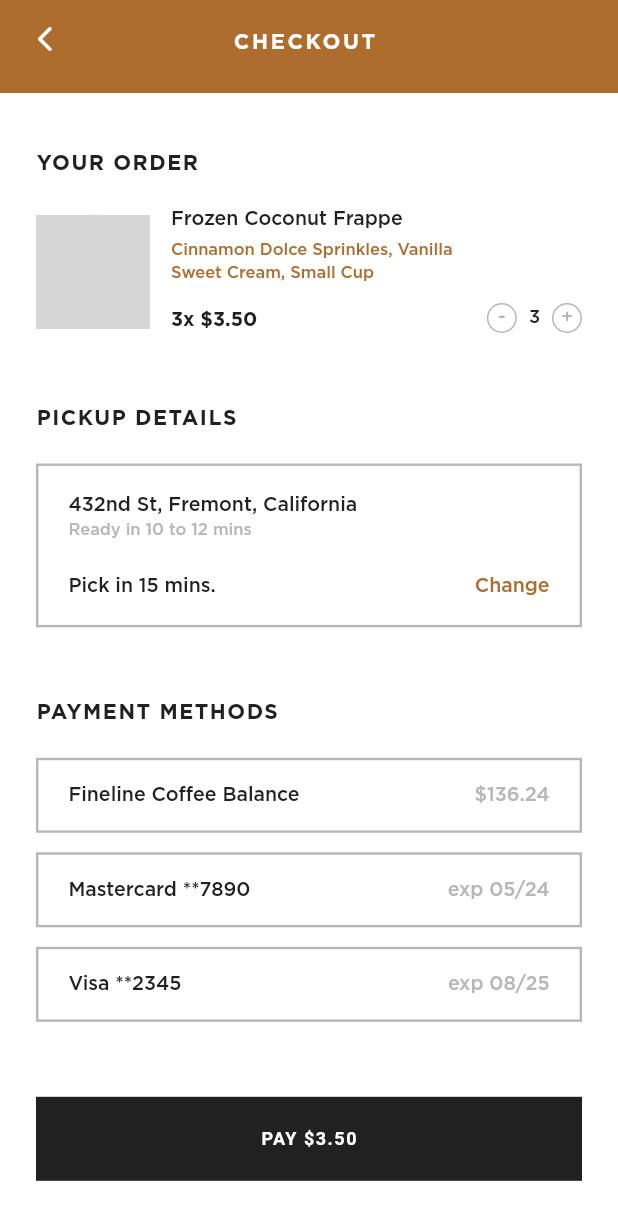
After one commit to devwraithe/fineline_coffee, a Flutter app: the Checkout screen opened by its route, on a phone screen of 412 x 824 dp. The commit adds this screen. Shown: the top 1220 px of the screen. Run offline on Flutter 3.47's test engine with Material 2 defaults, Android fonts, the phone set to English and light mode, and no system bars; drawn by our look-alikes of cached_network_image; our stand-ins replace go_router; network calls fail; grey boxes are pictures that could not be loaded.

Commit message:
Implemented Checkout UI

```diff
--- /dev/null
+++ b/lib/pages/checkout.dart
@@ -0,0 +1,195 @@
+import 'package:fineline_coffee/widgets/order_item.dart';
+import 'package:fineline_coffee/widgets/payment_item.dart';
+import 'package:flutter/material.dart';
+import 'package:go_router/go_router.dart';
+
+import '../theme/app_theme.dart';
+
+class Checkout extends StatefulWidget {
+  const Checkout({super.key});
+  @override
+  State<Checkout> createState() => _CheckoutState();
+}
+
+class _CheckoutState extends State<Checkout> {
+  @override
+  Widget build(BuildContext context) {
+    return Scaffold(
+      backgroundColor: AppColors.darkBrown,
+      body: SafeArea(
+        bottom: false,
+        child: Column(
+          children: [
+            const SizedBox(height: 16),
+            Padding(
+              padding: const EdgeInsets.symmetric(horizontal: 20),
+              child: Row(
+                mainAxisAlignment: MainAxisAlignment.spaceBetween,
+                children: [
+                  GestureDetector(
+                    onTap: () => context.goNamed('customize'),
+                    child: const Icon(
+                      Icons.arrow_back_ios_new_rounded,
+                      size: 20,
+                      color: AppColors.white,
+                    ),
+                  ),
+                  Padding(
+                    padding: const EdgeInsets.only(top: 4),
+                    child: Text(
+                      "CHECKOUT",
+                      style: AppTextTheme.textTheme.bodyLarge?.copyWith(
+                        letterSpacing: 1.8,
+                        fontWeight: FontWeight.w700,
+                        color: AppColors.white,
+                      ),
+                    ),
+                  ),
+                  GestureDetector(
+                    onTap: () {},
+                    child: const Padding(
+                      padding: EdgeInsets.only(top: 0, left: 6, right: 0),
+                      child: Icon(
+                        Icons.remove_shopping_cart_outlined,
+                        size: 20,
+                        color: Colors.transparent,
+                      ),
+                    ),
+                  ),
+                ],
+              ),
+            ),
+            const SizedBox(height: 26),
+            Expanded(
+              child: Container(
+                width: double.infinity,
+                color: AppColors.white,
+                child: SingleChildScrollView(
+                  padding: const EdgeInsets.symmetric(
+                    horizontal: 24,
+                    vertical: 40,
+                  ),
+                  child: Column(
+                    crossAxisAlignment: CrossAxisAlignment.start,
+                    children: [
+                      Text(
+                        "YOUR ORDER",
+                        style: AppTextTheme.textTheme.bodyLarge?.copyWith(
+                          letterSpacing: 1,
+                          fontWeight: FontWeight.w700,
+                          color: AppColors.black,
+                        ),
+                      ),
+                      const SizedBox(height: 25),
+                      const OrderItem(
+                        image:
+                            'https://i.pinimg.com/564x/0a/27/47/0a2747c100a4790920a366a39e242f71.jpg',
+                        name: "Frozen Coconut Frappe",
+                        description:
+                            "Cinnamon Dolce Sprinkles, Vanilla Sweet Cream, Small Cup",
+                        price: "3.50",
+                        quantity: "3",
+                      ),
+                      const SizedBox(height: 50),
+                      Text(
+                        "PICKUP DETAILS",
+                        style: AppTextTheme.textTheme.bodyLarge?.copyWith(
+                          letterSpacing: 1,
+                          fontWeight: FontWeight.w700,
+                          color: AppColors.black,
+                        ),
+                      ),
+                      const SizedBox(height: 24),
+                      Container(
+                        padding: const EdgeInsets.all(20),
+                        decoration: BoxDecoration(
+                          border: Border.all(
+                            color: AppColors.grey,
+                            width: 1.6,
+                          ),
+                        ),
+                        child: Column(
+                          crossAxisAlignment: CrossAxisAlignment.start,
+                          children: [
+                            Text(
+                              "432nd St, Fremont, California",
+                              style:
+                                  AppTextTheme.textTheme.bodyMedium?.copyWith(
+                                fontSize: 13,
+                              ),
+                            ),
+                            const SizedBox(height: 6),
+                            Text(
+                              "Ready in 10 to 12 mins",
+                              style:
+                                  AppTextTheme.textTheme.bodyMedium?.copyWith(
+                                fontSize: 11,
+                                color: AppColors.grey,
+                              ),
+                            ),
+                            const SizedBox(height: 25),
+                            Row(
+                              mainAxisAlignment: MainAxisAlignment.spaceBetween,
+                              children: [
+                                Text(
+                                  "Pick in 15 mins.",
+                                  style: AppTextTheme.textTheme.bodyMedium
+                                      ?.copyWith(
+                                    fontSize: 13,
+                                  ),
+                                ),
+                                Text(
+                                  "Change",
+                                  style: AppTextTheme.textTheme.bodyMedium
+                                      ?.copyWith(
+                                    fontSize: 13,
+                                    color: AppColors.darkBrown,
+                                  ),
+                                ),
+                              ],
+                            ),
+                          ],
+                        ),
+                      ),
+                      const SizedBox(height: 50),
+                      Text(
+                        "PAYMENT METHODS",
+                        style: AppTextTheme.textTheme.bodyLarge?.copyWith(
+                          letterSpacing: 1,
+                          fontWeight: FontWeight.w700,
+                          color: AppColors.black,
+                        ),
+                      ),
+                      const SizedBox(height: 24),
+                      const PaymentItem(
+                        title: "Fineline Coffee Balance",
+                        description: "\$136.24",
+                      ),
+                      const SizedBox(height: 13),
+                      const PaymentItem(
+                        title: "Mastercard **7890",
+                        description: "exp 05/24",
+                      ),
+                      const SizedBox(height: 13),
+                      const PaymentItem(
+                        title: "Visa **2345",
+                        description: "exp 08/25",
+                      ),
+                      const SizedBox(height: 50),
+                      FilledButton(
+                        onPressed: () => context.goNamed("checkout"),
+                        child: const Text(
+                          "PAY \$3.50",
+                        ),
+                      ),
+                    ],
+                  ),
+                ),
+              ),
+            ),
+          ],
+        ),
+      ),
+    );
+  }
+}
--- a/lib/pages/customize.dart
+++ b/lib/pages/customize.dart
@@ -23,7 +23,6 @@ class _CustomizeState extends State<Customize> with TickerProviderStateMixin {
         slivers: [
           SliverLayoutBuilder(
             builder: (BuildContext context, constraints) {
-              final scrolled = constraints.scrollOffset > screenHeight * 0.26;
               return SliverAppBar(
                 centerTitle: true,
                 expandedHeight: screenHeight * 0.40,
@@ -190,7 +189,7 @@ class _CustomizeState extends State<Customize> with TickerProviderStateMixin {
                       ),
                       const SizedBox(height: 21),
                       FilledButton(
-                        onPressed: () {},
+                        onPressed: () => context.goNamed("checkout"),
                         child: const Text(
                           "CHECKOUT",
                         ),
--- a/lib/router/routes.dart
+++ b/lib/router/routes.dart
@@ -1,6 +1,7 @@
 import 'package:fineline_coffee/pages/customize.dart';
 import 'package:go_router/go_router.dart';
 
+import '../pages/checkout.dart';
 import '../pages/home.dart';
 
 final routes = [
@@ -13,6 +14,13 @@ final routes = [
         name: "customize",
         path: "customize",
         builder: (context, state) => const Customize(),
+        routes: [
+          GoRoute(
+            name: "checkout",
+            path: "checkout",
+            builder: (context, state) => const Checkout(),
+          ),
+        ],
       ),
     ],
   ),
--- /dev/null
+++ b/lib/widgets/order_item.dart
@@ -0,0 +1,110 @@
+import 'package:cached_network_image/cached_network_image.dart';
+import 'package:fineline_coffee/helpers/sizing.dart';
+import 'package:flutter/material.dart';
+
+import '../theme/app_theme.dart';
+
+class OrderItem extends StatelessWidget {
+  final String image, name, description, price, quantity;
+  const OrderItem({
+    super.key,
+    required this.image,
+    required this.name,
+    required this.description,
+    required this.price,
+    required this.quantity,
+  });
+
+  @override
+  Widget build(BuildContext context) {
+    return Row(
+      children: [
+        ClipRRect(
+          borderRadius: BorderRadius.circular(100),
+          child: CachedNetworkImage(
+            imageUrl: image,
+            width: 76,
+            height: 76,
+            fit: BoxFit.cover,
+          ),
+        ),
+        const SizedBox(width: 14),
+        Expanded(
+          child: Column(
+            crossAxisAlignment: CrossAxisAlignment.start,
+            children: [
+              Text(
+                name,
+                style: AppTextTheme.textTheme.bodyLarge?.copyWith(
+                  fontSize: 13,
+                ),
+              ),
+              const SizedBox(height: 6),
+              SizedBox(
+                width: Sizing.screenWidth(context) * 0.5,
+                child: Text(
+                  description,
+                  maxLines: 2,
+                  overflow: TextOverflow.ellipsis,
+                  style: AppTextTheme.textTheme.bodySmall?.copyWith(
+                    fontSize: 11.0,
+                    color: AppColors.darkBrown,
+                    height: 1.4,
+                  ),
+                ),
+              ),
+              const SizedBox(height: 14),
+              Row(
+                mainAxisAlignment: MainAxisAlignment.spaceBetween,
+                children: [
+                  Padding(
+                    padding: const EdgeInsets.only(top: 2),
+                    child: Text(
+                      "${quantity}x \$$price",
+                      style: AppTextTheme.textTheme.bodyMedium?.copyWith(
+                        fontSize: 13,
+                        fontWeight: FontWeight.w700,
+                      ),
+                    ),
+                  ),
+                  Row(
+                    children: [
+                      qtyIcon("-"),
+                      const SizedBox(width: 8),
+                      Text(
+                        "3",
+                        style: AppTextTheme.textTheme.bodyMedium,
+                      ),
+                      const SizedBox(width: 8),
+                      qtyIcon("+"),
+                    ],
+                  ),
+                ],
+              ),
+            ],
+          ),
+        ),
+      ],
+    );
+  }
+
+  Widget qtyIcon(String icon) {
+    return Container(
+      width: 20,
+      height: 20,
+      decoration: BoxDecoration(
+        border: Border.all(
+          color: AppColors.grey,
+        ),
+        borderRadius: BorderRadius.circular(40),
+      ),
+      alignment: Alignment.center,
+      child: Text(
+        icon,
+        style: AppTextTheme.textTheme.bodyMedium?.copyWith(
+          color: AppColors.grey,
+        ),
+      ),
+    );
+  }
+}
--- /dev/null
+++ b/lib/widgets/payment_item.dart
@@ -0,0 +1,44 @@
+import 'package:fineline_coffee/theme/app_theme.dart';
+import 'package:flutter/material.dart';
+
+class PaymentItem extends StatelessWidget {
+  final String title, description;
+  const PaymentItem({
+    super.key,
+    required this.title,
+    required this.description,
+  });
+
+  @override
+  Widget build(BuildContext context) {
+    return Container(
+      alignment: Alignment.center,
+      height: 50,
+      padding: const EdgeInsets.symmetric(horizontal: 20),
+      decoration: BoxDecoration(
+        border: Border.all(
+          color: AppColors.grey,
+          width: 1.6,
+        ),
+      ),
+      child: Row(
+        mainAxisAlignment: MainAxisAlignment.spaceBetween,
+        children: [
+          Text(
+            title,
+            style: AppTextTheme.textTheme.bodyMedium?.copyWith(
+              fontSize: 13,
+            ),
+          ),
+          Text(
+            description,
+            style: AppTextTheme.textTheme.bodyMedium?.copyWith(
+              fontSize: 13,
+              color: AppColors.grey,
+            ),
+          ),
+        ],
+      ),
+    );
+  }
+}
```
